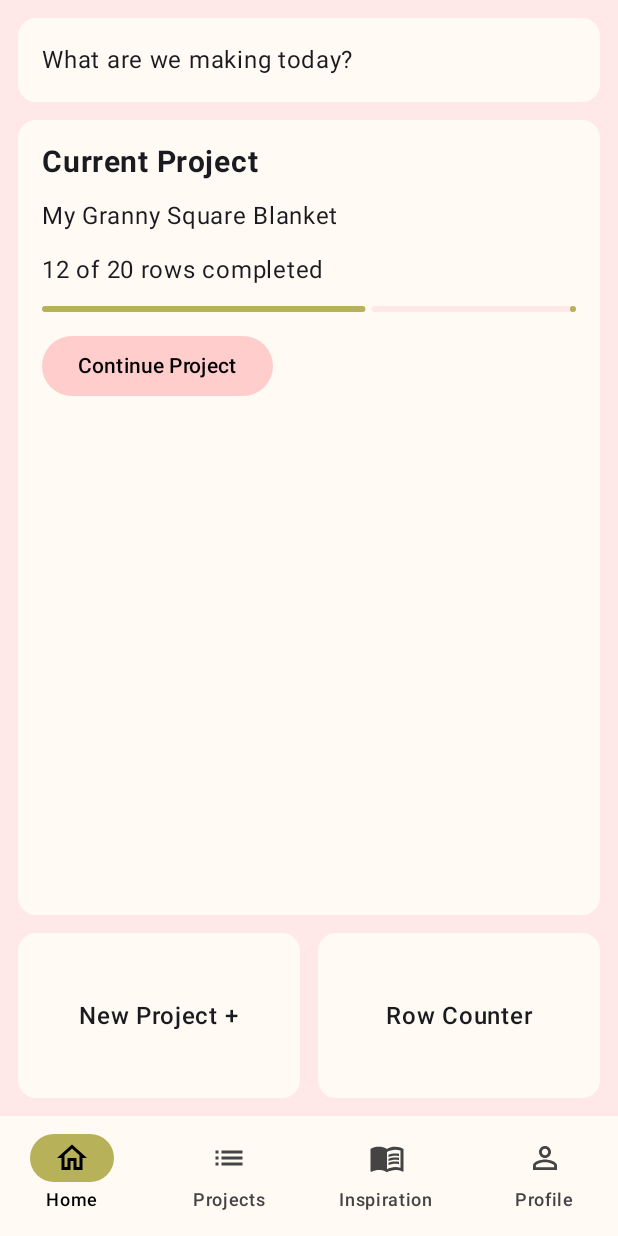
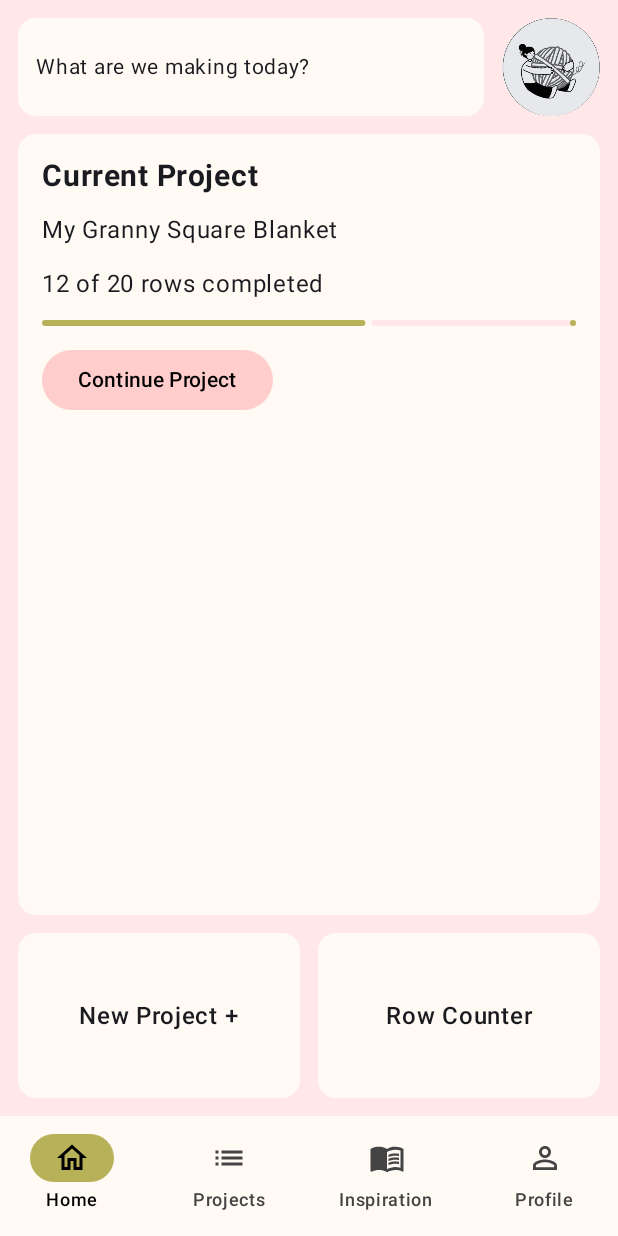
Before and after one commit to maryb743/CrochetApp, an Android app built with Jetpack Compose: the screen it shows after launch (MainActivity), on a phone screen of 412 x 824 dp. Run offline under Robolectric (Android 15) with nearby library versions, the phone set to English and light mode, and no system bars.

Commit message:
fixed weird nav bar issue

```diff
--- a/app/src/main/java/com/example/crochetapp/navigation/AppNavigation.kt
+++ b/app/src/main/java/com/example/crochetapp/navigation/AppNavigation.kt
@@ -3,11 +3,13 @@ package com.example.crochetapp.navigation
 import androidx.compose.foundation.layout.padding
 import androidx.compose.material3.Scaffold
 import androidx.compose.runtime.Composable
+import androidx.compose.runtime.getValue
 import androidx.compose.ui.Modifier
 import androidx.navigation.compose.NavHost
 import androidx.navigation.compose.composable
 import androidx.navigation.compose.currentBackStackEntryAsState
 import androidx.navigation.compose.rememberNavController
+
 import com.example.crochetapp.screens.HomeScreen
 import com.example.crochetapp.screens.ProjectsScreen
 import com.example.crochetapp.screens.InspirationScreen
@@ -15,24 +17,21 @@ import com.example.crochetapp.screens.ProfileScreen
 
 @Composable
 fun AppNavigation() {
+
     val navController = rememberNavController()
-    val currentEntry = navController.currentBackStackEntryAsState()
-    val currentRoute = currentEntry.value?.destination?.route
+    val currentEntry by navController.currentBackStackEntryAsState()
+    val currentRoute = currentEntry?.destination?.route
 
-    //making the bottom nav bar visable and display selected screen
+    // Display bottom navigation and selected screen
     Scaffold(
         bottomBar = {
             NavBar(
-
                 currentRoute = currentRoute,
                 onNavigate = { route ->
-                    navController.navigate(route) {
-                        popUpTo("home") {
-                            saveState = true
+                    if (currentRoute != route) {
+                        navController.navigate(route) {
+                            launchSingleTop = true
                         }
-                        launchSingleTop = true
-                        restoreState = true
-
                     }
                 }
             )
@@ -44,8 +43,15 @@ fun AppNavigation() {
             startDestination = "home",
             modifier = Modifier.padding(innerPadding)
         ) {
+
             composable("home") {
-                HomeScreen()
+                HomeScreen(
+                    onProfileClick = {
+                        navController.navigate("profile") {
+                            launchSingleTop = true
+                        }
+                    }
+                )
             }
 
             composable("projects") {
--- a/app/src/main/java/com/example/crochetapp/screens/HomeScreen.kt
+++ b/app/src/main/java/com/example/crochetapp/screens/HomeScreen.kt
@@ -1,5 +1,13 @@
 package com.example.crochetapp.screens
 
+import androidx.compose.foundation.Image
+import androidx.compose.foundation.clickable
+import androidx.compose.foundation.layout.size
+import androidx.compose.foundation.shape.CircleShape
+import androidx.compose.ui.draw.clip
+import androidx.compose.ui.layout.ContentScale
+import androidx.compose.ui.res.painterResource
+import com.example.crochetapp.R
 import androidx.compose.foundation.background
 import androidx.compose.foundation.layout.*
 import androidx.compose.foundation.shape.RoundedCornerShape
@@ -22,8 +30,10 @@ private val Willow = Color(0xFFB7B15A)
 fun HomeScreen(
     onNewProject: () -> Unit = {},
     onRowCounter: () -> Unit = {},
-    onContinueProject: () -> Unit = {}
+    onContinueProject: () -> Unit = {},
+    onProfileClick: () -> Unit = {}
 ) {
+
     //screen layout
     Column(
         modifier = Modifier
@@ -41,17 +51,57 @@ fun HomeScreen(
             verticalArrangement = Arrangement.spacedBy(12.dp)
         ) {
 
+
+            Row(
+
+                modifier = Modifier.fillMaxWidth(),
+                horizontalArrangement = Arrangement.spacedBy(12.dp),
+                verticalAlignment = Alignment.CenterVertically
+
+            ) {
+                //welcome message
                 Card(
+                    modifier = Modifier
+                        .weight(1f)
+                        .height(65.dp),
+                    shape = RoundedCornerShape(12.dp),
                     colors = CardDefaults.cardColors(
                         containerColor = Jasmine
-                ),
-                modifier = Modifier.fillMaxWidth()
+                    )
                 ) {
+
+                    Box(
+                        modifier = Modifier
+                            .fillMaxSize()
+                            .padding(horizontal = 12.dp),
+                        contentAlignment = Alignment.CenterStart
+                    ) {
+
                         Text(
                             text = "What are we making today?",
-                    modifier = Modifier.padding(16.dp)
+                            fontSize = 14.sp
                         )
                     }
+                }
+
+                // Profile picture
+                Box(
+                    modifier = Modifier
+                        .size(65.dp)
+                        .clip(CircleShape)
+                        .background(Jasmine)
+                        .clickable { onProfileClick() },
+                    contentAlignment = Alignment.Center
+                ) {
+                    Image(
+                        painter = painterResource(R.drawable.profile_icon),
+                        contentDescription = "Open profile",
+                        modifier = Modifier.fillMaxSize(),
+                        contentScale = ContentScale.Crop
+                    )
+                }
+            }
+
 
             Card(
                 modifier = Modifier
```
Also changed, not shown: app/src/main/res/drawable/profile_icon.png (added). Lines whose indentation alone changed are shown as unchanged.
